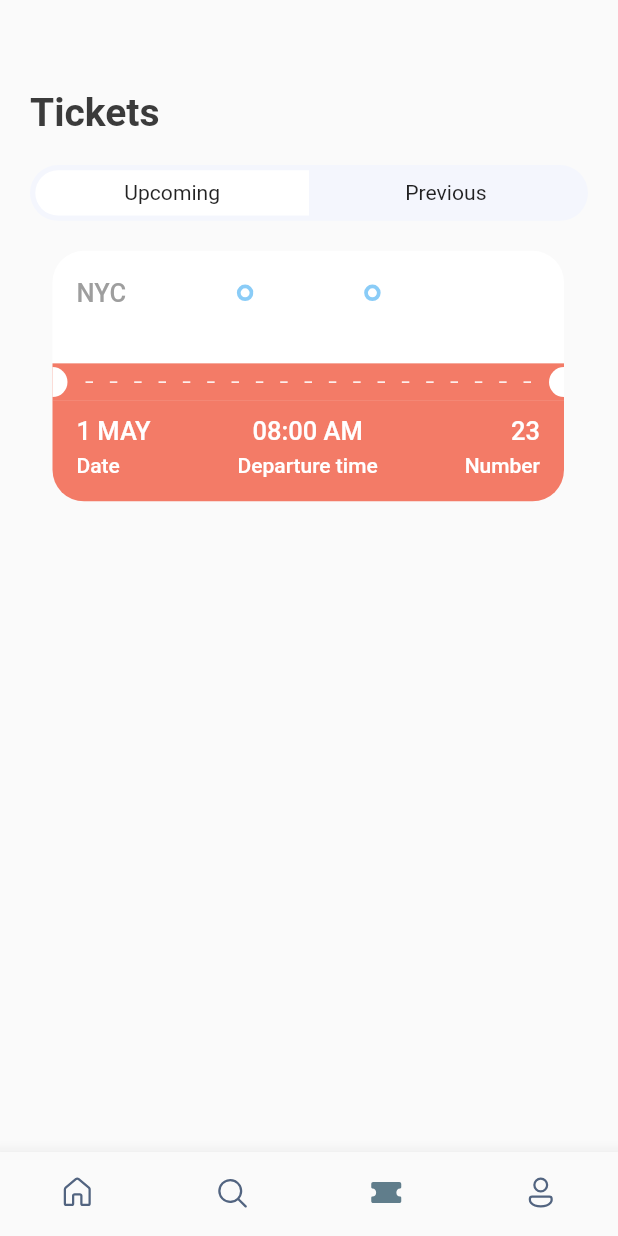
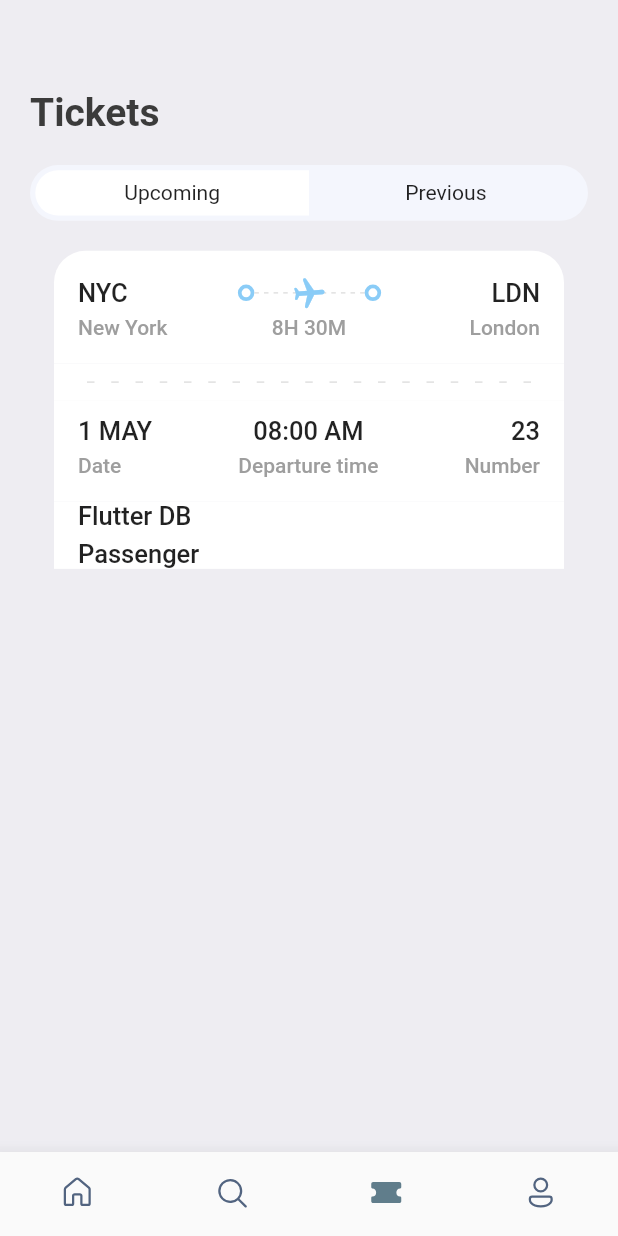
Before and after one commit to JAM5BOCsAdi/booking, a Flutter app: the screen it shows after launch, item 3 of the bottom bar chosen, on a phone screen of 412 x 824 dp. Run offline on Flutter 3.47's test engine with Material 2 defaults, Android fonts, the phone set to English and light mode, and no system bars; our stand-ins replace fluentui_icons, gap, get.

Commit message:
5:03:35 { New Widget | Style changes | TicketScreen }

```diff
--- a/lib/screens/ticket_screen.dart
+++ b/lib/screens/ticket_screen.dart
@@ -2,6 +2,7 @@ import 'package:booking/utils/app_info_list.dart';
 import 'package:booking/utils/app_layout.dart';
 import 'package:booking/utils/app_styles.dart';
 import 'package:booking/views/ticket_view.dart';
+import 'package:booking/widgets/ticket_screen_column_layout_widget.dart';
 import 'package:booking/widgets/ticket_tabs_widget.dart';
 import 'package:flutter/material.dart';
 import 'package:gap/gap.dart';
@@ -13,6 +14,7 @@ class TicketScreen extends StatelessWidget {
   Widget build(BuildContext context) {
     final size = AppLayout.getSize(context);
     return Scaffold(
+      backgroundColor: Styles.bgColor,
       body: Stack(
         children: [
           ListView(
@@ -27,8 +29,22 @@ class TicketScreen extends StatelessWidget {
               const AppTicketTabs(firstTab: "Upcoming", secondTab: "Previous"),
               Gap(AppLayout.getHeight(20.0)),
               Container(
-                padding: EdgeInsets.only(left: AppLayout.getHeight(15.0)),
+                padding: EdgeInsets.only(left: AppLayout.getHeight(16.0)),
                 child: TicketView(ticket: ticketList[0], isColor: true),
+              ),
+              Container(
+                margin: EdgeInsets.symmetric(horizontal: AppLayout.getHeight(16.0)),
+                padding: EdgeInsets.only(left: AppLayout.getHeight(16.0)),
+                color: Colors.white,
+                child: Column(
+                  children: [
+                    Row(
+                      children: const [
+                        AppColumnLayout(firstText: "Flutter DB", secondText: "Passenger"),
+                      ],
+                    ),
+                  ],
+                ),
               ),
             ],
           ),
--- a/lib/utils/app_styles.dart
+++ b/lib/utils/app_styles.dart
@@ -12,6 +12,6 @@ class Styles {
   static TextStyle textStyle = TextStyle(fontSize: 16.0, color: textColor, fontWeight: FontWeight.w500);
   static TextStyle headLineStyle1 = TextStyle(fontSize: 26.0, color: textColor, fontWeight: FontWeight.bold);
   static TextStyle headLineStyle2 = TextStyle(fontSize: 21.0, color: textColor, fontWeight: FontWeight.bold);
-  static TextStyle headLineStyle3 = TextStyle(fontSize: 17.0, color: Colors.grey.shade500, fontWeight: FontWeight.w500);
+  static TextStyle headLineStyle3 = TextStyle(fontSize: 17.0, fontWeight: FontWeight.w500);
   static TextStyle headLineStyle4 = TextStyle(fontSize: 14.0, color: Colors.grey.shade500, fontWeight: FontWeight.w500);
 }
--- a/lib/views/ticket_view.dart
+++ b/lib/views/ticket_view.dart
@@ -3,6 +3,7 @@ import 'package:booking/utils/app_styles.dart';
 import 'package:booking/widgets/thick_container_widget.dart';
 import 'package:flutter/material.dart';
 import 'package:gap/gap.dart';
+import 'package:get/get.dart';
 
 class TicketView extends StatelessWidget {
   final Map<String, dynamic> ticket;
@@ -22,7 +23,7 @@ class TicketView extends StatelessWidget {
     final size = AppLayout.getSize(context);
     return SizedBox(
       width: size.width * 0.85,
-      height: AppLayout.getHeight(200.0),
+      height: AppLayout.getHeight(GetPlatform.isAndroid == true ? 167.0 : 169.0),
       child: Container(
         margin: EdgeInsets.only(right: AppLayout.getHeight(16.0)),
         child: Column(
@@ -63,11 +64,11 @@ class TicketView extends StatelessWidget {
                                     mainAxisSize: MainAxisSize.max,
                                     children: List.generate(
                                       (constraints.constrainWidth() / 6).floor(),
-                                      (index) => const SizedBox(
+                                      (index) => SizedBox(
                                         width: 3.0,
                                         height: 1.0,
                                         child: DecoratedBox(
-                                          decoration: BoxDecoration(color: Colors.white),
+                                          decoration: BoxDecoration(color: isColor == null ? Colors.white : Colors.grey.shade300),
                                         ),
                                       ),
                                     ),
@@ -78,7 +79,7 @@ class TicketView extends StatelessWidget {
                             Center(
                               child: Transform.rotate(
                                 angle: 1.5,
-                                child: const Icon(Icons.local_airport_rounded, color: Colors.white),
+                                child: Icon(Icons.local_airport_rounded, color: isColor == null ? Colors.white : const Color(0xFF8ACCF7)),
                               ),
                             ),
                           ],
@@ -88,9 +89,7 @@ class TicketView extends StatelessWidget {
                       Expanded(child: Container()), // const Spacer(),
                       Text(
                         "${ticket['to']['code']}",
-                        style: Styles.headLineStyle3.copyWith(
-                          color: Colors.white,
-                        ),
+                        style: isColor == null ? Styles.headLineStyle3.copyWith(color: Colors.white) : Styles.headLineStyle3,
                       ),
                     ],
                   ),
@@ -100,21 +99,18 @@ class TicketView extends StatelessWidget {
                     children: [
                       SizedBox(
                         width: AppLayout.getWidth(100.0),
-                        child: Text(
-                          "${ticket['from']['name']}",
-                          style: Styles.headLineStyle4.copyWith(color: Colors.white),
-                        ),
+                        child: Text("${ticket['from']['name']}", style: isColor == null ? Styles.headLineStyle4.copyWith(color: Colors.white) : Styles.headLineStyle4),
                       ),
                       Text(
                         "${ticket['flying_time']}",
-                        style: Styles.headLineStyle4.copyWith(color: Colors.white),
+                        style: isColor == null ? Styles.headLineStyle4.copyWith(color: Colors.white) : Styles.headLineStyle4,
                       ),
                       SizedBox(
                         width: AppLayout.getWidth(100.0),
                         child: Text(
                           "${ticket['to']['name']}",
                           textAlign: TextAlign.end,
-                          style: Styles.headLineStyle4.copyWith(color: Colors.white),
+                          style: isColor == null ? Styles.headLineStyle4.copyWith(color: Colors.white) : Styles.headLineStyle4,
                         ),
                       ),
                     ],
@@ -124,7 +120,7 @@ class TicketView extends StatelessWidget {
             ),
             // Showing the orange part if the ticket
             Container(
-              color: Styles.orangeColor,
+              color: isColor == null ? Styles.orangeColor : Colors.white,
               child: Row(
                 children: [
                   SizedBox(
@@ -151,11 +147,11 @@ class TicketView extends StatelessWidget {
                             mainAxisSize: MainAxisSize.max,
                             children: List.generate(
                               (constraints.constrainWidth() / 15).floor(),
-                              (index) => const SizedBox(
+                              (index) => SizedBox(
                                 width: 5.0,
                                 height: 1.0,
                                 child: DecoratedBox(
-                                  decoration: BoxDecoration(color: Colors.white),
+                                  decoration: BoxDecoration(color: isColor == null ? Colors.white : Colors.grey.shade300),
                                 ),
                               ),
                             ),
@@ -183,10 +179,10 @@ class TicketView extends StatelessWidget {
             // Bottom part of the orange ticket
             Container(
               decoration: BoxDecoration(
-                color: Styles.orangeColor,
+                color: isColor == null ? Styles.orangeColor : Colors.white,
                 borderRadius: BorderRadius.only(
-                  bottomLeft: Radius.circular(AppLayout.getHeight(21.0)),
-                  bottomRight: Radius.circular(AppLayout.getHeight(21.0)),
+                  bottomLeft: Radius.circular(isColor == null ? AppLayout.getHeight(21.0) : 0.0),
+                  bottomRight: Radius.circular(isColor == null ? AppLayout.getHeight(21.0) : 0.0),
                 ),
               ),
               padding: EdgeInsets.only(left: AppLayout.getHeight(16.0), top: AppLayout.getHeight(10.0), right: AppLayout.getHeight(16.0), bottom: AppLayout.getHeight(16.0)),
@@ -200,12 +196,12 @@ class TicketView extends StatelessWidget {
                         children: [
                           Text(
                             "${ticket['date']}",
-                            style: Styles.headLineStyle3.copyWith(color: Colors.white),
+                            style: isColor == null ? Styles.headLineStyle3.copyWith(color: Colors.white) : Styles.headLineStyle3,
                           ),
                           Gap(AppLayout.getHeight(5.0)),
                           Text(
                             "Date",
-                            style: Styles.headLineStyle4.copyWith(color: Colors.white),
+                            style: isColor == null ? Styles.headLineStyle4.copyWith(color: Colors.white) : Styles.headLineStyle4,
                           ),
                         ],
                       ),
@@ -214,12 +210,12 @@ class TicketView extends StatelessWidget {
                         children: [
                           Text(
                             "${ticket['departure_time']}",
-                            style: Styles.headLineStyle3.copyWith(color: Colors.white),
+                            style: isColor == null ? Styles.headLineStyle3.copyWith(color: Colors.white) : Styles.headLineStyle3,
                           ),
                           Gap(AppLayout.getHeight(5.0)),
                           Text(
                             "Departure time",
-                            style: Styles.headLineStyle4.copyWith(color: Colors.white),
+                            style: isColor == null ? Styles.headLineStyle4.copyWith(color: Colors.white) : Styles.headLineStyle4,
                           ),
                         ],
                       ),
@@ -228,12 +224,12 @@ class TicketView extends StatelessWidget {
                         children: [
                           Text(
                             "${ticket['number']}",
-                            style: Styles.headLineStyle3.copyWith(color: Colors.white),
+                            style: isColor == null ? Styles.headLineStyle3.copyWith(color: Colors.white) : Styles.headLineStyle3,
                           ),
                           Gap(AppLayout.getHeight(5.0)),
                           Text(
                             "Number",
-                            style: Styles.headLineStyle4.copyWith(color: Colors.white),
+                            style: isColor == null ? Styles.headLineStyle4.copyWith(color: Colors.white) : Styles.headLineStyle4,
                           ),
                         ],
                       )
--- /dev/null
+++ b/lib/widgets/ticket_screen_column_layout_widget.dart
@@ -0,0 +1,22 @@
+import 'package:booking/utils/app_layout.dart';
+import 'package:booking/utils/app_styles.dart';
+import 'package:flutter/material.dart';
+import 'package:gap/gap.dart';
+
+class AppColumnLayout extends StatelessWidget {
+  final String firstText;
+  final String secondText;
+  const AppColumnLayout({Key? key, required this.firstText, required this.secondText}) : super(key: key);
+
+  @override
+  Widget build(BuildContext context) {
+    return Column(
+      crossAxisAlignment: CrossAxisAlignment.start,
+      children: [
+        Text(firstText, style: Styles.headLineStyle3),
+        Gap(AppLayout.getHeight(5.0)),
+        Text(secondText, style: Styles.headLineStyle3),
+      ],
+    );
+  }
+}
```
